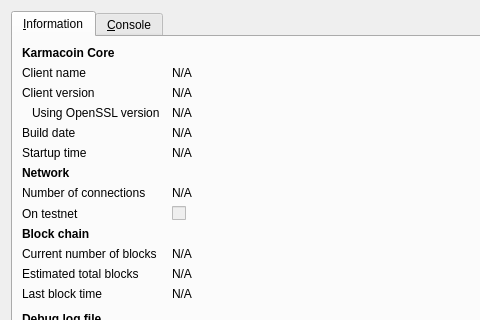
Above: src/qt/forms/rpcconsole.ui from karmateam/karma before the change; both pictures show x 0 to 480 and y 0 to 320 of the 740 by 450 pixel window. Below: the same form after it.
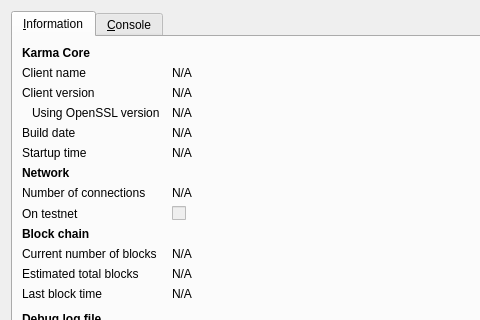
That is the form after the change. Icons and pictures are not drawn.

Commit message: add new logo, rename karmacoin to karma

Diff of the .ui file:
```diff
--- a/src/qt/forms/rpcconsole.ui
+++ b/src/qt/forms/rpcconsole.ui
@@ -36,7 +36,7 @@
           </font>
          </property>
          <property name="text">
-          <string>Karmacoin Core</string>
+          <string>Karma Core</string>
          </property>
         </widget>
        </item>
```
Left out of the diff: 6 changed lines with no effect on the pictures. The commit also changes 110 other files.
